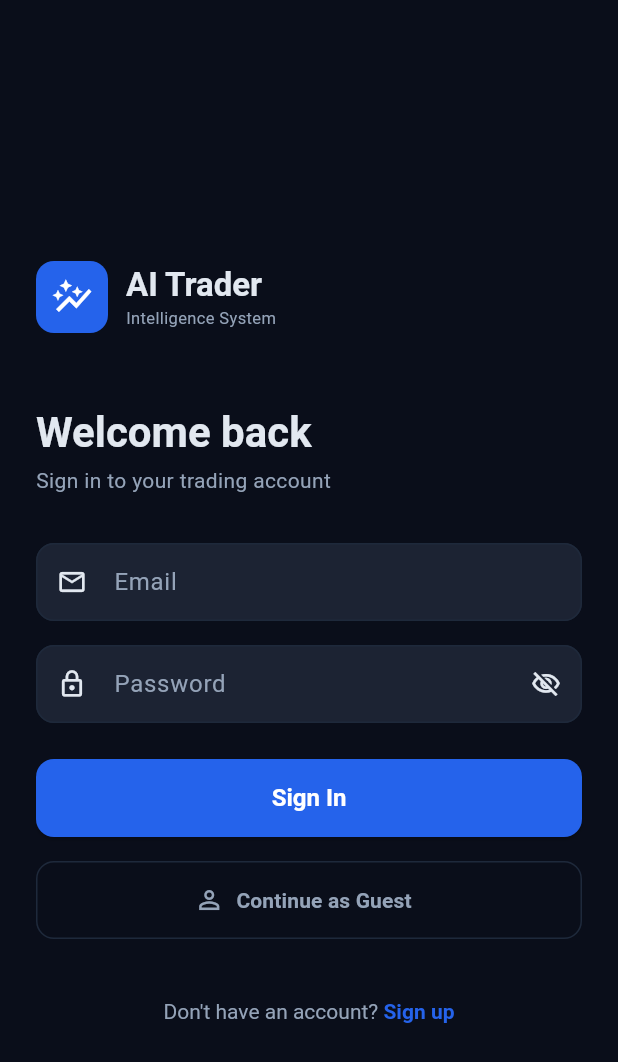
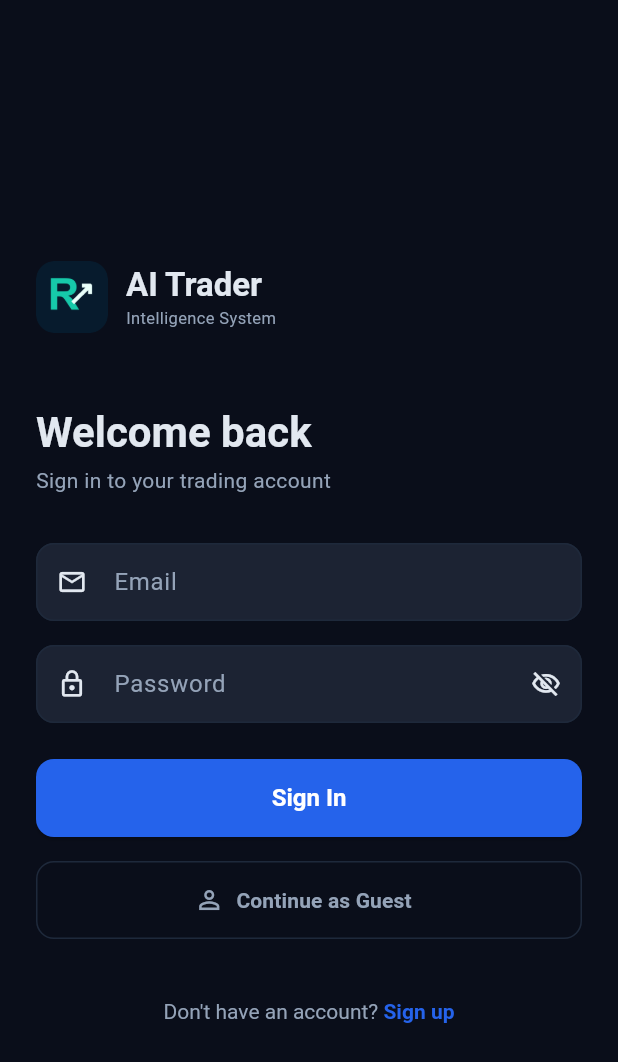
Before and after one commit to RenasTalabani/ai-trading-system, a Flutter app: the LoginScreen screen opened by its route, on a phone screen of 412 x 824 dp. Shown: the top 1062 px of the screen. Run offline on Flutter 3.47's test engine with Material 3 defaults, Android fonts, the phone set to English and light mode, and no system bars; our stand-ins replace dio, equatable, firebase_core, firebase_messaging, fl_chart, flutter_local_notifications and 3 more; accounts and stored records are empty; network calls fail.

Commit message:
feat(mobile): apply the RENO brand logo to app icon and in-app branding
Replaced all 5 Android launcher icon densities (mipmap-hdpi through
mipmap-xxxhdpi) with the matching exports from RENO-logo-package/android
/mipmap/ -- the app icon on the home screen/app drawer is now the real
RENO mark instead of the Flutter default.

Added assets/images/reno-mark.png (registered in pubspec.yaml) and wired
it into the two places the app previously used a generic placeholder or
had no branding at all:
- login_screen.dart's _Logo widget: was a plain Container with a generic
  Icons.auto_graph icon on a solid-color box -- now the real logo mark.
- guide_screen.dart's AppBar (the app's actual home/landing tab): added
  a small leading mark, previously text-only.

Scope deliberately kept to the logo asset itself -- did not change
AppColors.primary or repaint the app's existing blue theme to match the
brand package's navy/teal palette (a full re-theme is a separate,
bigger decision than 'use the logo'), and did not rename the app label
('AI Trader' stays as-is in AndroidManifest.xml/pubspec) or touch iOS
(no AppIcon.appiconset exists in this project -- Android-only build per
CLAUDE.md).

dart analyze lib/: clean. Full mobile suite: 134/134.

Co-Authored-By: Claude Sonnet 5 <noreply@anthropic.com>

```diff
--- a/mobile/lib/features/auth/login_screen.dart
+++ b/mobile/lib/features/auth/login_screen.dart
@@ -148,13 +148,10 @@ class _Logo extends StatelessWidget {
   @override
   Widget build(BuildContext context) {
     return Row(children: [
-      Container(
-        width: 48, height: 48,
-        decoration: BoxDecoration(
-          color: AppColors.primary,
-          borderRadius: BorderRadius.circular(12),
-        ),
-        child: const Icon(Icons.auto_graph, color: Colors.white, size: 28),
+      ClipRRect(
+        borderRadius: BorderRadius.circular(12),
+        child: Image.asset('assets/images/reno-mark.png',
+            width: 48, height: 48, fit: BoxFit.cover),
       ),
       const SizedBox(width: 12),
       Column(crossAxisAlignment: CrossAxisAlignment.start, children: [
--- a/mobile/pubspec.yaml
+++ b/mobile/pubspec.yaml
@@ -46,3 +46,5 @@ dev_dependencies:
 
 flutter:
   uses-material-design: true
+  assets:
+    - assets/images/
```
Also changed, not shown: mobile/lib/features/guide/guide_screen.dart (+9 -0 lines), mobile/assets/images/reno-mark.png (added), 5 other files.
